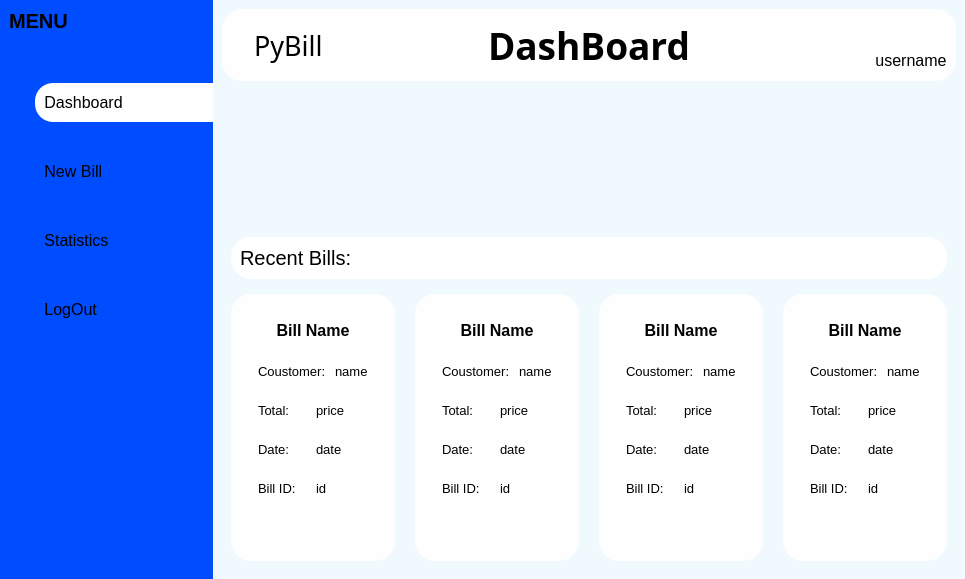
Above: dashboard.ui from AjasMohammed/BillingApp before the change. Below: the same form after it.
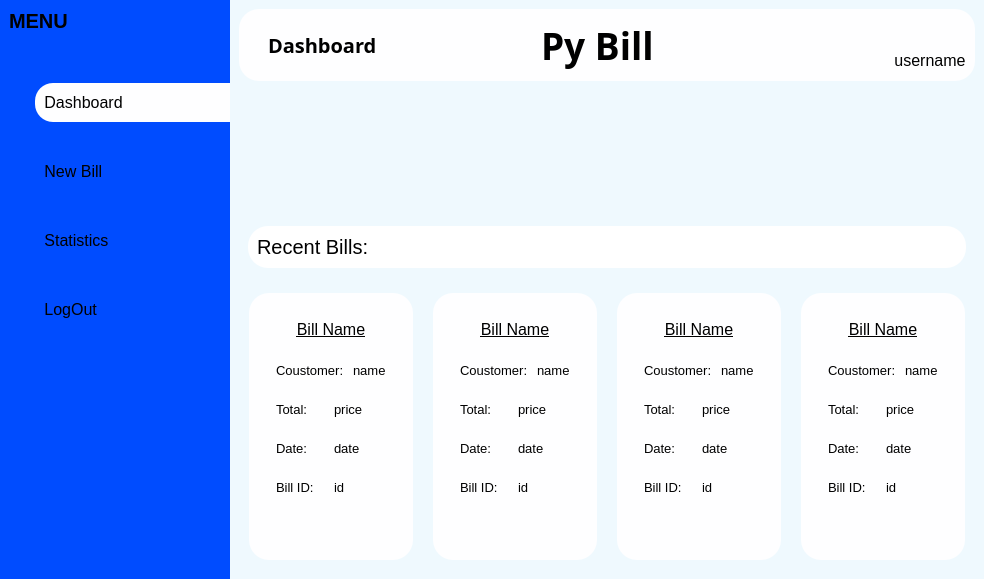
That is the form after the change. Icons and pictures are not drawn. Custom widgets are drawn as their Qt base class.

Commit message: added blueicons and white icons in the icons folder. Added animation to the menubar in style.json. Another styles.json file is created which have the code for the animation in case of use.

Patch:
```diff
--- a/dashboard.ui
+++ b/dashboard.ui
@@ -6,7 +6,7 @@
    <rect>
     <x>0</x>
     <y>0</y>
-    <width>965</width>
+    <width>980</width>
     <height>579</height>
    </rect>
   </property>
@@ -17,6 +17,13 @@
    <string notr="true"/>
   </property>
   <widget class="QWidget" name="centralwidget">
+   <property name="font">
+    <font>
+     <family>Adobe Ming Std</family>
+     <weight>50</weight>
+     <bold>false</bold>
+    </font>
+   </property>
    <property name="styleSheet">
     <string notr="true">*{
 	color: #000;
@@ -59,6 +66,18 @@
     </property>
     <item>
      <widget class="QCustomSlideMenu" name="menu_side" native="true">
+      <property name="minimumSize">
+       <size>
+        <width>230</width>
+        <height>0</height>
+       </size>
+      </property>
+      <property name="maximumSize">
+       <size>
+        <width>230</width>
+        <height>16777215</height>
+       </size>
+      </property>
       <property name="autoFillBackground">
        <bool>false</bool>
       </property>
@@ -404,8 +423,8 @@
                </property>
                <property name="iconSize">
                 <size>
-                 <width>30</width>
-                 <height>30</height>
+                 <width>32</width>
+                 <height>32</height>
                 </size>
                </property>
                <property name="flat">
@@ -417,12 +436,14 @@
               <widget class="QLabel" name="label_appname">
                <property name="font">
                 <font>
-                 <family>SF New Republic</family>
-                 <pointsize>20</pointsize>
+                 <family>Adobe Ming Std L</family>
+                 <pointsize>15</pointsize>
+                 <weight>75</weight>
+                 <bold>true</bold>
                 </font>
                </property>
                <property name="text">
-                <string>PyBill</string>
+                <string>Dashboard</string>
                </property>
               </widget>
              </item>
@@ -466,7 +487,7 @@
                  <widget class="QLabel" name="label_dashboard">
                   <property name="font">
                    <font>
-                    <family>SF New Republic</family>
+                    <family>Adobe Ming Std L</family>
                     <pointsize>28</pointsize>
                     <weight>75</weight>
                     <bold>true</bold>
@@ -477,7 +498,7 @@
                    <string notr="true"/>
                   </property>
                   <property name="text">
-                   <string>DashBoard</string>
+                   <string>Py Bill</string>
                   </property>
                  </widget>
                 </item>
@@ -638,8 +659,17 @@
           <property name="spacing">
            <number>20</number>
           </property>
+          <property name="leftMargin">
+           <number>10</number>
+          </property>
           <property name="topMargin">
-           <number>0</number>
+           <number>10</number>
+          </property>
+          <property name="rightMargin">
+           <number>10</number>
+          </property>
+          <property name="bottomMargin">
+           <number>10</number>
           </property>
           <item>
            <widget class="QFrame" name="card1">
@@ -676,9 +706,10 @@
                      <property name="font">
                       <font>
                        <pointsize>12</pointsize>
-                       <weight>75</weight>
-                       <bold>true</bold>
-                       <underline>false</underline>
+                       <weight>50</weight>
+                       <bold>false</bold>
+                       <underline>true</underline>
+                       <strikeout>false</strikeout>
                       </font>
                      </property>
                      <property name="text">
@@ -848,7 +879,13 @@
                      </property>
                      <property name="icon">
                       <iconset resource="resources.qrc">
-                       <normaloff>:/icons/icons/arrow-right-solid.svg</normaloff>:/icons/icons/arrow-right-solid.svg</iconset>
+                       <normaloff>:/blueicons/icons/blue_icons/arrow-right.svg</normaloff>:/blueicons/icons/blue_icons/arrow-right.svg</iconset>
+                     </property>
+                     <property name="iconSize">
+                      <size>
+                       <width>35</width>
+                       <height>16</height>
+                      </size>
                      </property>
                      <property name="flat">
                       <bool>true</bool>
@@ -899,9 +936,10 @@
                      <property name="font">
                       <font>
                        <pointsize>12</pointsize>
-                       <weight>75</weight>
-                       <bold>true</bold>
-                       <underline>false</underline>
+                       <weight>50</weight>
+                       <bold>false</bold>
+                       <underline>true</underline>
+                       <strikeout>false</strikeout>
                       </font>
                      </property>
                      <property name="text">
@@ -1071,7 +1109,13 @@
                      </property>
                      <property name="icon">
                       <iconset resource="resources.qrc">
-                       <normaloff>:/icons/icons/arrow-right-solid.svg</normaloff>:/icons/icons/arrow-right-solid.svg</iconset>
+                       <normaloff>:/blueicons/icons/blue_icons/arrow-right.svg</normaloff>:/blueicons/icons/blue_icons/arrow-right.svg</iconset>
+                     </property>
+                     <property name="iconSize">
+                      <size>
+                       <width>35</width>
+                       <height>16</height>
+                      </size>
                      </property>
                      <property name="flat">
                       <bool>true</bool>
@@ -1122,9 +1166,10 @@
                      <property name="font">
                       <font>
                        <pointsize>12</pointsize>
-                       <weight>75</weight>
-                       <bold>true</bold>
-                       <underline>false</underline>
+                       <weight>50</weight>
+                       <bold>false</bold>
+                       <underline>true</underline>
+                       <strikeout>false</strikeout>
                       </font>
                      </property>
                      <property name="text">
@@ -1294,7 +1339,13 @@
                      </property>
                      <property name="icon">
                       <iconset resource="resources.qrc">
-                       <normaloff>:/icons/icons/arrow-right-solid.svg</normaloff>:/icons/icons/arrow-right-solid.svg</iconset>
+                       <normaloff>:/blueicons/icons/blue_icons/arrow-right.svg</normaloff>:/blueicons/icons/blue_icons/arrow-right.svg</iconset>
+                     </property>
+                     <property name="iconSize">
+                      <size>
+                       <width>35</width>
+                       <height>16</height>
+                      </size>
                      </property>
                      <property name="flat">
                       <bool>true</bool>
@@ -1345,9 +1396,10 @@
                      <property name="font">
                       <font>
                        <pointsize>12</pointsize>
-                       <weight>75</weight>
-                       <bold>true</bold>
-                       <underline>false</underline>
+                       <weight>50</weight>
+                       <bold>false</bold>
+                       <underline>true</underline>
+                       <strikeout>false</strikeout>
                       </font>
                      </property>
                      <property name="text">
@@ -1517,7 +1569,13 @@
                      </property>
                      <property name="icon">
                       <iconset resource="resources.qrc">
-                       <normaloff>:/icons/icons/arrow-right-solid.svg</normaloff>:/icons/icons/arrow-right-solid.svg</iconset>
+                       <normaloff>:/blueicons/icons/blue_icons/arrow-right.svg</normaloff>:/blueicons/icons/blue_icons/arrow-right.svg</iconset>
+                     </property>
+                     <property name="iconSize">
+                      <size>
+                       <width>35</width>
+                       <height>16</height>
+                      </size>
                      </property>
                      <property name="flat">
                       <bool>true</bool>
```
Left out of the diff: 22 changed lines with no effect on the pictures. The commit also changes 591 other files.
